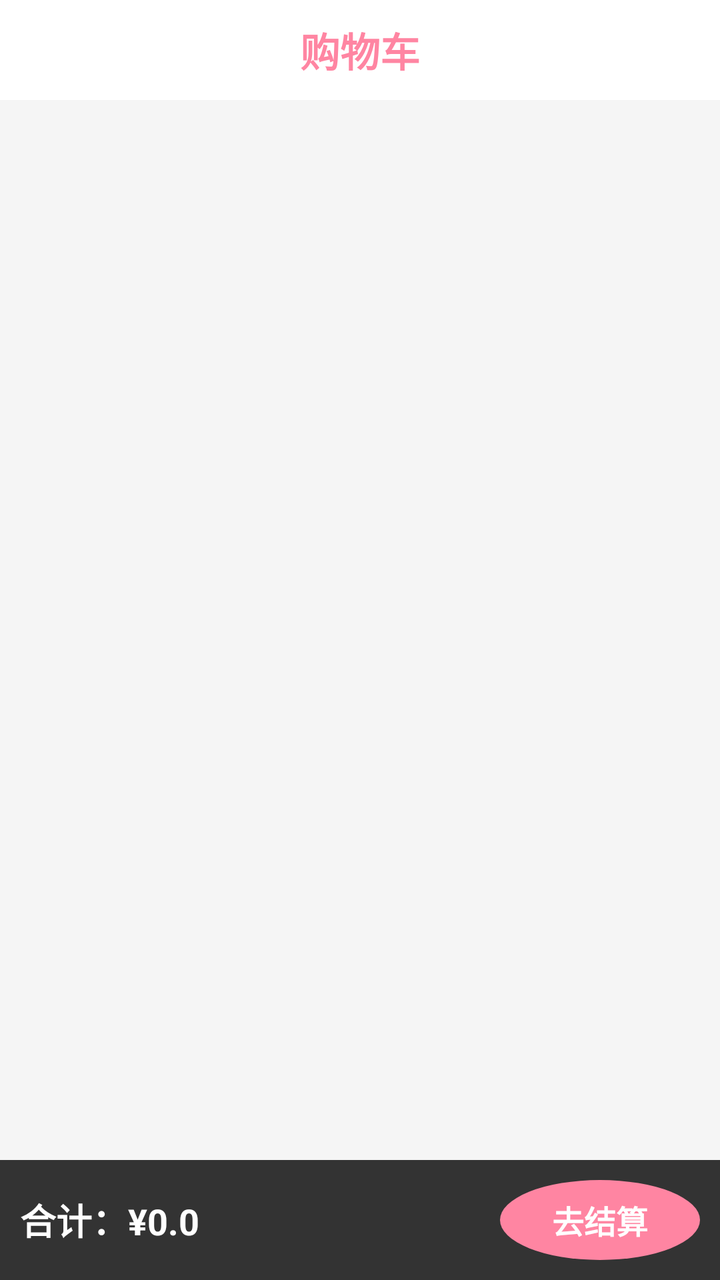
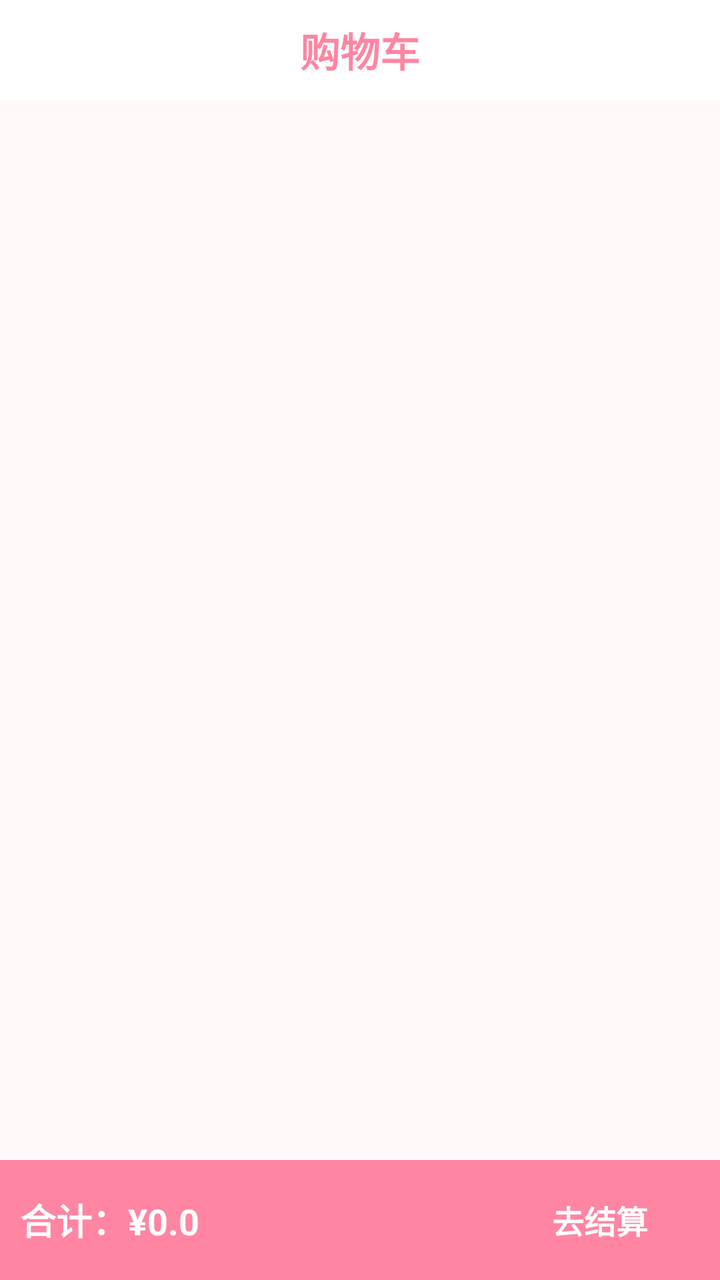

Before-and-after screenshots of an Android layout around one commit, followed by the original layout XML and the change that was made.
<!-- AndroidManifest.xml: application theme Theme.End -->
<!-- res/layout/fragment_cart.xml -->
<?xml version="1.0" encoding="utf-8"?>
<LinearLayout xmlns:android="http://schemas.android.com/apk/res/android"
    android:layout_width="match_parent"
    android:layout_height="match_parent"
    android:background="#F5F5F5"
    android:orientation="vertical">

    <TextView
        android:layout_width="match_parent"
        android:layout_height="50dp"
        android:background="#FFFFFF"
        android:gravity="center"
        android:text="购物车"
        android:textColor="@color/primary"
        android:textSize="20sp"
        android:textStyle="bold" />

    <androidx.recyclerview.widget.RecyclerView
        android:id="@+id/recycler_view_cart"
        android:layout_width="match_parent"
        android:layout_height="0dp"
        android:layout_weight="1"
        android:padding="10dp"/>

    
    <LinearLayout
        android:layout_width="match_parent"
        android:layout_height="60dp"
        android:background="#333333"
        android:gravity="center_vertical"
        android:orientation="horizontal"
        android:padding="10dp">

        <TextView
            android:id="@+id/tv_cart_tab_total"
            android:layout_width="0dp"
            android:layout_weight="1"
            android:layout_height="wrap_content"
            android:text="合计：¥0.0"
            android:textColor="#FFFFFF"
            android:textSize="18sp"
            android:textStyle="bold" />

        <TextView
            android:id="@+id/btn_cart_tab_checkout"
            android:layout_width="100dp"
            android:layout_height="40dp"
            android:background="@drawable/bg_circle_orange"
            android:gravity="center"
            android:text="去结算"
            android:textColor="#FFFFFF"
            android:textSize="16sp"
            android:textStyle="bold" />
    </LinearLayout>
</LinearLayout>
<!-- resources referenced by this layout -->
<resources>
  <color name="primary">#FF85A2</color>
  <!-- drawable bg_circle_orange (drawable) -->
  <shape xmlns:android="http://schemas.android.com/apk/res/android" android:shape="oval">
      <solid android:color="@color/primary"/>
  </shape>
  <style name="Theme.End" parent="Base.Theme.End" />
  <style name="Base.Theme.End" parent="Theme.Material3.DayNight.NoActionBar">
          
          
      </style>
</resources>

<!-- the commit's change to res/layout/fragment_cart.xml (unified diff, before → after) -->
@@ -2,8 +2,9 @@
 <LinearLayout xmlns:android="http://schemas.android.com/apk/res/android"
     android:layout_width="match_parent"
     android:layout_height="match_parent"
-    android:background="#F5F5F5"
-    android:orientation="vertical">
+    android:background="@color/bg_main"
+    android:orientation="vertical"
+    android:fitsSystemWindows="true">
 
     <TextView
         android:layout_width="match_parent"
@@ -26,7 +27,7 @@
     <LinearLayout
         android:layout_width="match_parent"
         android:layout_height="60dp"
-        android:background="#333333"
+        android:background="@color/primary"
         android:gravity="center_vertical"
         android:orientation="horizontal"
         android:padding="10dp">
<!-- resource entries referenced after the edit -->
@@ -1,5 +1,6 @@
 <!-- resources referenced by this layout -->
 <resources>
+  <color name="bg_main">#FFF9FA</color>
   <color name="primary">#FF85A2</color>
   <!-- drawable bg_circle_orange (drawable) -->
   <shape xmlns:android="http://schemas.android.com/apk/res/android" android:shape="oval">
